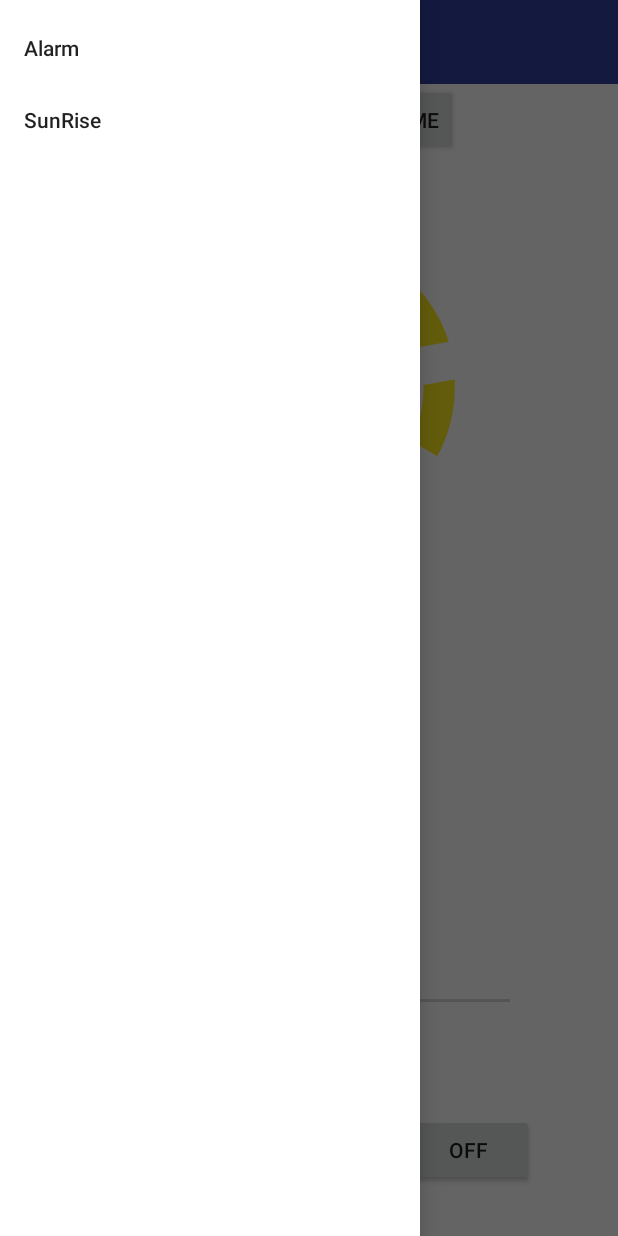
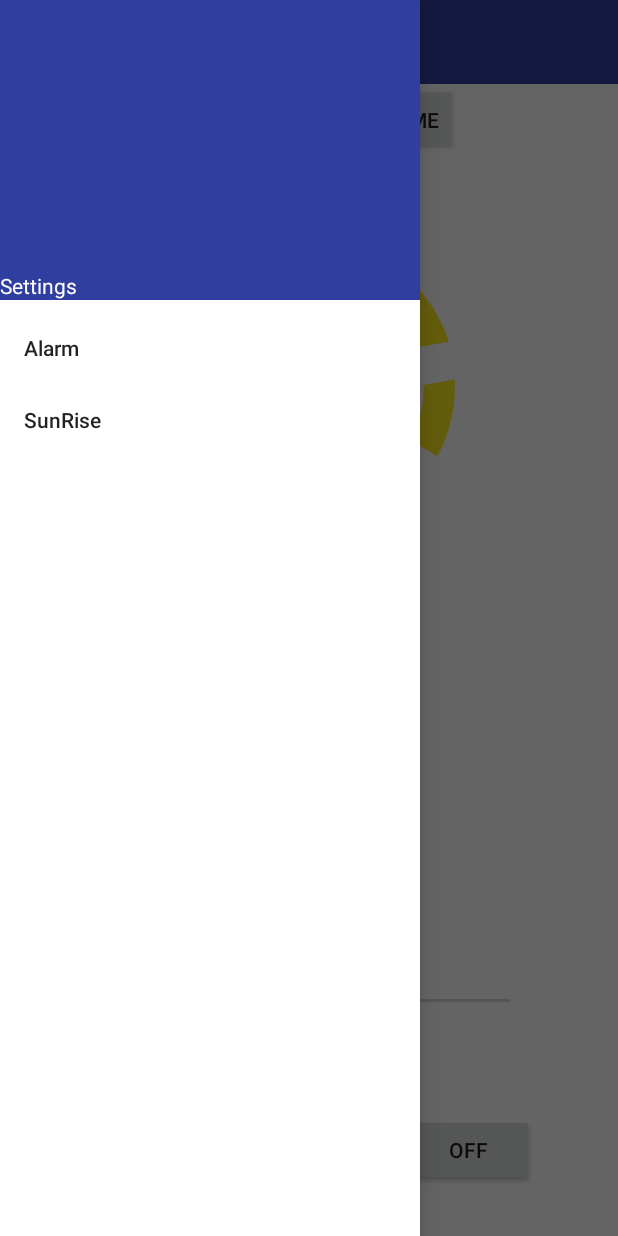
Before and after one commit to signalcat/SmartSunLamp, an Android app: the screen it shows after launch (MainActivity), with the side drawer open, on a phone screen of 412 x 824 dp. Run offline under Robolectric (Android 15) with nearby library versions, the phone set to English and light mode, and no system bars; libraries missing offline, so code that uses them is left out: com.loopj.android, cz.msebera.android; 1 statement that could not run was skipped.

Commit message:
Add header to nav menu

```diff
--- a/app/src/main/res/layout/activity_main.xml
+++ b/app/src/main/res/layout/activity_main.xml
@@ -153,5 +153,6 @@
         android:layout_height="match_parent"
         android:layout_gravity="start"
         android:background="@android:color/white"
+        app:headerLayout="@layout/nav_header"
         app:menu="@menu/drawer_view" />
 </android.support.v4.widget.DrawerLayout>
--- /dev/null
+++ b/app/src/main/res/layout/nav_header.xml
@@ -0,0 +1,13 @@
+<?xml version="1.0" encoding="utf-8"?>
+<LinearLayout xmlns:android="http://schemas.android.com/apk/res/android"
+    android:layout_width="match_parent"
+    android:background="@color/colorPrimaryDark"
+    android:orientation="vertical"
+    android:gravity="bottom"
+    android:layout_height="200dp">
+    <TextView
+        android:textColor="@android:color/white"
+        android:text="Settings"
+        android:layout_width="match_parent"
+        android:layout_height="wrap_content" />
+</LinearLayout>
```
